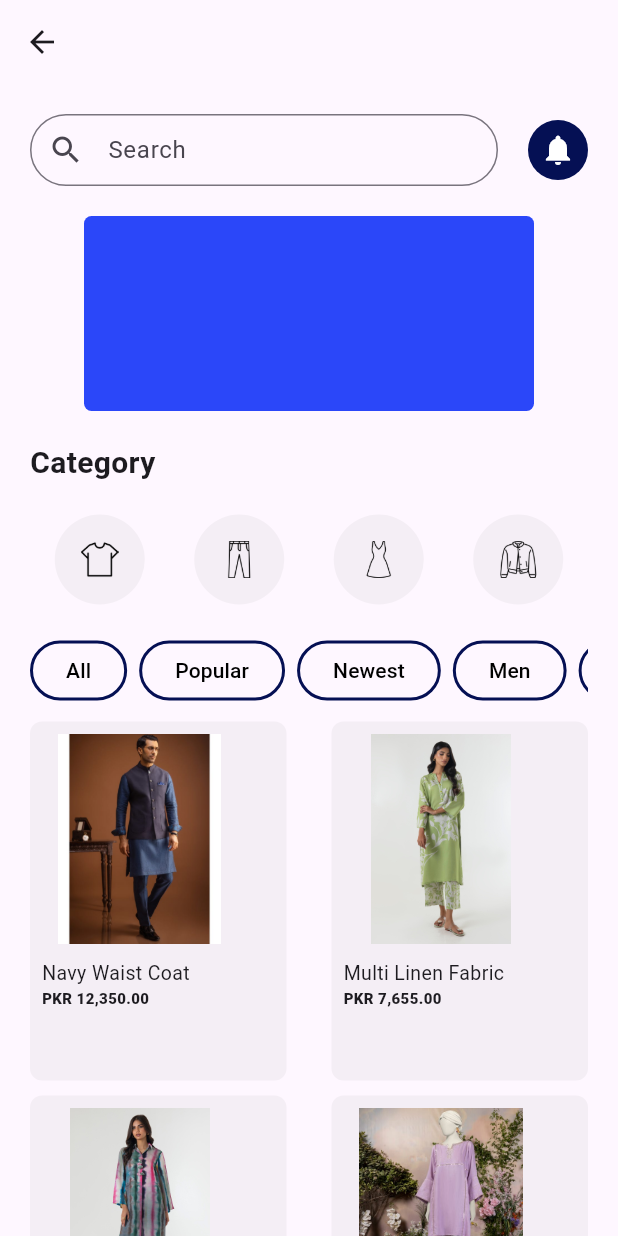
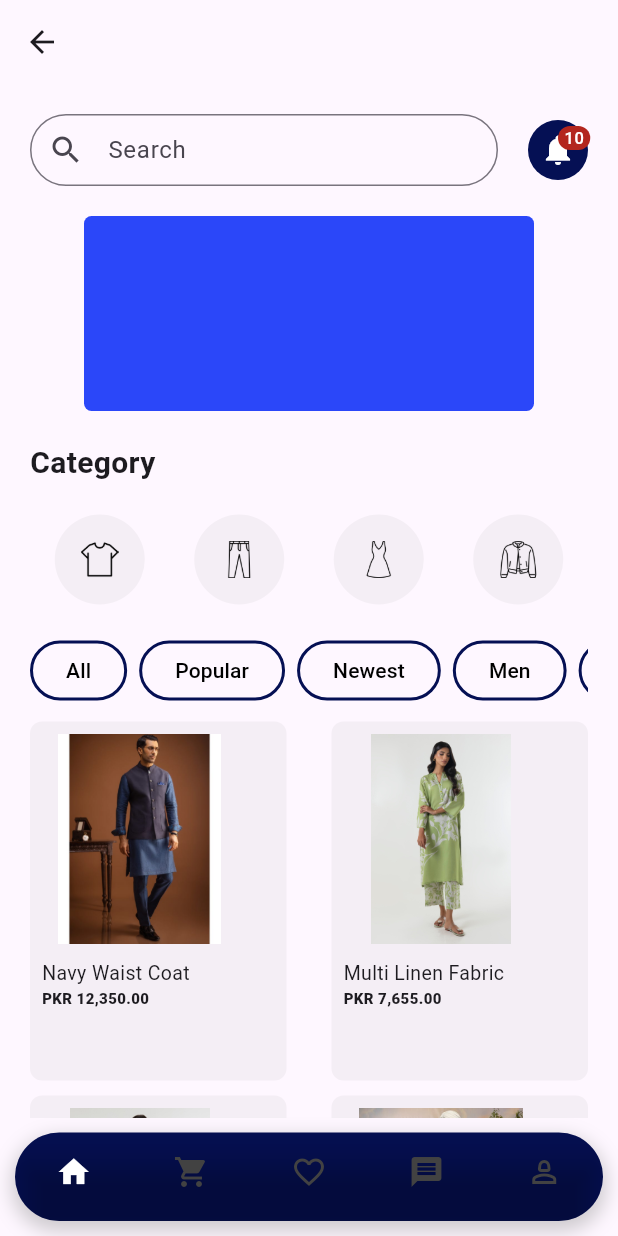
Before and after one commit to alishah18105/Flutter-Projects, a Flutter app: the Homepage screen opened directly, on a phone screen of 412 x 824 dp. Run offline on Flutter 3.47's test engine with Material 3 defaults, Android fonts, the phone set to English and light mode, and no system bars.

Commit message:
Bottom Nvigation Added

```diff
--- a/Clothing Store/clothingstore/lib/HomePage.dart
+++ b/Clothing Store/clothingstore/lib/HomePage.dart
@@ -2,14 +2,23 @@ import 'package:clothingstore/ProductDetails.dart';
 import 'package:clothingstore/data/data.dart';
 import 'package:clothingstore/widgets/CirAv_Hp.dart';
 import 'package:clothingstore/widgets/GridView_Hp.dart';
+import 'package:clothingstore/widgets/bottom_navigation.dart';
 import 'package:clothingstore/widgets/eleBut_Hp.dart';
 import 'package:flutter/material.dart';
 import 'package:intl/intl.dart';
 
 
-class Homepage extends StatelessWidget {
+class Homepage extends StatefulWidget {
 
   const Homepage({super.key});
+
+  @override
+  State<Homepage> createState() => _HomepageState();
+}
+
+class _HomepageState extends State<Homepage> {
+
+
 
   @override
 
@@ -40,10 +49,12 @@ class Homepage extends StatelessWidget {
                     ),
                   ),
                   const SizedBox(width: 20),
-                  const CircleAvatar(
+                   CircleAvatar(
                     radius: 20,
                     backgroundColor: Color(0xFF051054),
-                    child: Icon(Icons.notifications, color: Colors.white),
+                    child: Badge.count(
+                      count: 10,
+                      child: Icon(Icons.notifications, color: Colors.white)),
                   ),
                 ],
               ),
@@ -108,6 +119,7 @@ class Homepage extends StatelessWidget {
           ),
         ),
       ),
+      bottomNavigationBar: BottomNav(bottomIndex: 0,)
     );
   }
 }
--- a/Clothing Store/clothingstore/lib/MyCart.dart
+++ b/Clothing Store/clothingstore/lib/MyCart.dart
@@ -1,14 +1,14 @@
 import 'package:clothingstore/data/data.dart';
 import 'package:clothingstore/utilis/app_colors.dart';
 import 'package:clothingstore/widgets/TextTheme.dart';
+import 'package:clothingstore/widgets/bottom_navigation.dart';
 import 'package:clothingstore/widgets/eleBut_Mc.dart';
 import 'package:flutter/material.dart';
 import 'package:intl/intl.dart';
 
 class MyCart extends StatefulWidget {
-  final int index;
 
-  const MyCart({super.key, required this.index});
+  const MyCart({super.key});
 
   @override
   State<MyCart> createState() => _MyCartState();
@@ -38,7 +38,8 @@ class _MyCartState extends State<MyCart> {
 
     return Scaffold(
       appBar: AppBar(
-        title: const Text("My Cart"),
+        automaticallyImplyLeading: false,
+        title: Center(child: Text("My Cart",style: TextStyle(color: AppColors.darkBlue),)),
       ),
       body: ListView.builder(
         itemCount: listTile_data.length,
@@ -173,7 +174,7 @@ class _MyCartState extends State<MyCart> {
                       crossAxisAlignment: CrossAxisAlignment.start,
                       children: [
                         Text(
-                          "Size: XL", // You may want to adjust this to be dynamic based on user selection
+                          "Size: XL",
                           style: TextStyle(color: AppColors.grey, fontSize: 10),
                         ),
                         Text(
@@ -214,6 +215,7 @@ class _MyCartState extends State<MyCart> {
           );
         },
       ),
+      bottomNavigationBar: BottomNav(bottomIndex: 1,),
     );
   }
 }
--- a/Clothing Store/clothingstore/lib/ProductDetails.dart
+++ b/Clothing Store/clothingstore/lib/ProductDetails.dart
@@ -1,4 +1,3 @@
-import 'package:clothingstore/MyCart.dart';
 import 'package:clothingstore/data/data.dart';
 import 'package:clothingstore/widgets/CirAv_Pd.dart';
 import 'package:clothingstore/widgets/eleBut_Pd.dart';
@@ -104,7 +103,6 @@ class Productdetails extends StatelessWidget {
                 } else {
                   listTile_data[existingItemIndex]["count"]++;
                 }
-                Navigator.push(context, MaterialPageRoute(builder: (ctx) => MyCart(index: existingItemIndex)));
               },
               child: Row(
                 children: [
--- a/Clothing Store/clothingstore/lib/main.dart
+++ b/Clothing Store/clothingstore/lib/main.dart
@@ -13,6 +13,9 @@ class MyApp extends StatelessWidget {
     return MaterialApp(
       theme: ThemeData(
         primaryColor: const Color(0xFF051054),
+        splashColor: Colors.transparent,
+        highlightColor: Colors.transparent,
+        splashFactory: NoSplash.splashFactory,
 
       ),
       debugShowCheckedModeBanner: false,
--- /dev/null
+++ b/Clothing Store/clothingstore/lib/widgets/bottom_navigation.dart
@@ -0,0 +1,105 @@
+import 'package:clothingstore/HomePage.dart';
+import 'package:clothingstore/MyCart.dart';
+import 'package:flutter/material.dart';
+import 'package:clothingstore/utilis/app_colors.dart';
+
+
+class BottomNav extends StatefulWidget {
+  final bottomIndex ;
+  const BottomNav({super.key, required this.bottomIndex});
+
+  @override
+  State<BottomNav> createState() => _BottomNavState();
+}
+
+class _BottomNavState extends State<BottomNav> {
+ late int _selectedIndex ;
+
+@override
+  void initState() {
+    super.initState();
+    _selectedIndex = widget.bottomIndex;
+  }
+
+  void _onItemTapped(int index) {
+    setState(() {
+      _selectedIndex = index;
+    });
+
+    if(index == 0){
+      Navigator.push(context, MaterialPageRoute(builder: (context)=> Homepage()));
+    }
+
+    else if(index ==1){
+
+            Navigator.push(context, MaterialPageRoute(builder: (context)=> MyCart()));
+
+    }
+
+
+  }
+
+
+  @override
+  Widget build(BuildContext context) {
+    return Container(
+      margin: const EdgeInsets.symmetric(horizontal: 10, vertical: 10),
+      decoration: BoxDecoration(
+        color: AppColors.darkBlue,
+        borderRadius: BorderRadius.circular(30),
+        boxShadow: [
+          BoxShadow(
+             color: Colors.grey.withOpacity(0.5),
+
+            spreadRadius: 2,
+            blurRadius: 10,
+             offset: const Offset(0, 5),
+
+
+          )
+        ],
+
+      ),
+      child: ClipRRect(
+        borderRadius: BorderRadius.circular(30),
+        child: BottomNavigationBar(
+          items: const <BottomNavigationBarItem>[
+            BottomNavigationBarItem(
+              icon: Icon(Icons.home),
+              label: ""
+            ),
+            BottomNavigationBarItem(
+              icon: Icon(Icons.shopping_cart),
+              label: ""
+
+            ),
+            BottomNavigationBarItem(
+              icon: Icon(Icons.favorite_border),
+              label: ""
+
+            ),
+            BottomNavigationBarItem(
+              icon: Icon(Icons.message),
+              label: ""
+
+            ),
+            BottomNavigationBarItem(
+              icon: Icon(Icons.person_2_outlined),
+              label: ""
+
+            ),
+          ],
+          type: BottomNavigationBarType.fixed,
+          backgroundColor: Colors.transparent,
+          currentIndex: _selectedIndex,
+          selectedItemColor: Colors.white,
+          unselectedItemColor: Colors.grey[800],
+          onTap: _onItemTapped,
+          showSelectedLabels: false,
+          showUnselectedLabels: false,
+
+        ),
+      ),
+    );
+  }
+}
```
Also changed, not shown: 1 other file.
